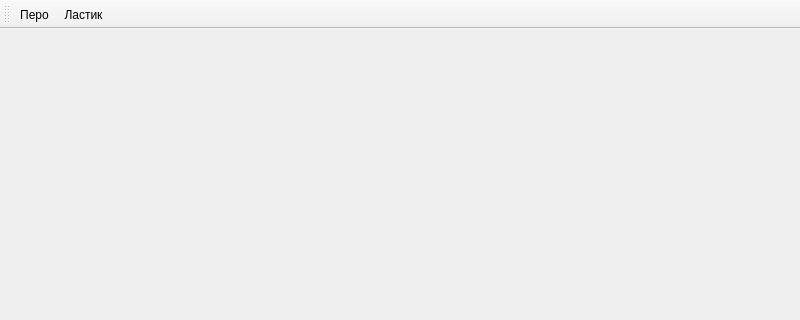
Above: graphicEditor/graphicedit.ui from albert22o/VP5-release before the change; both pictures show x 0 to 800 and y 0 to 320 of the 800 by 600 pixel window. Below: the same form after it.
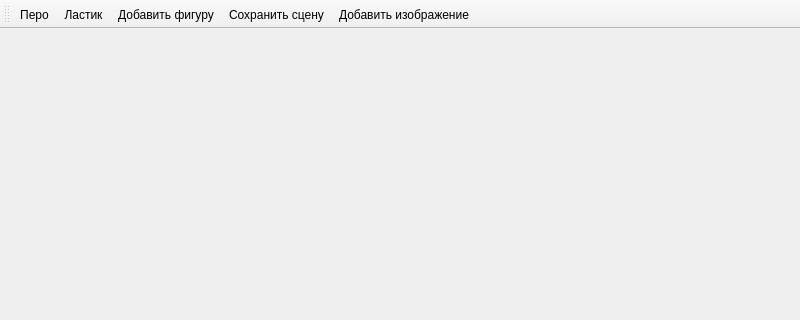
That is the form after the change. Icons and pictures are not drawn.

The edit to the form file:
```diff
--- a/graphicEditor/graphicedit.ui
+++ b/graphicEditor/graphicedit.ui
@@ -37,6 +37,9 @@
    </attribute>
    <addaction name="Feather"/>
    <addaction name="Eraser"/>
+   <addaction name="Figure"/>
+   <addaction name="SaveScene"/>
+   <addaction name="AddImage"/>
   </widget>
   <action name="Feather">
    <property name="icon">
@@ -65,7 +68,22 @@
     <string>Ластик</string>
    </property>
    <property name="menuRole">
-    <enum>QAction::MenuRole::NoRole</enum>
+    <enum>QAction::NoRole</enum>
+   </property>
+  </action>
+  <action name="Figure">
+   <property name="text">
+    <string>Добавить фигуру</string>
+   </property>
+  </action>
+  <action name="SaveScene">
+   <property name="text">
+    <string>Сохранить сцену</string>
+   </property>
+  </action>
+  <action name="AddImage">
+   <property name="text">
+    <string>Добавить изображение</string>
    </property>
   </action>
  </widget>
```
Left out of the diff: 4 changed lines with no effect on the pictures.
